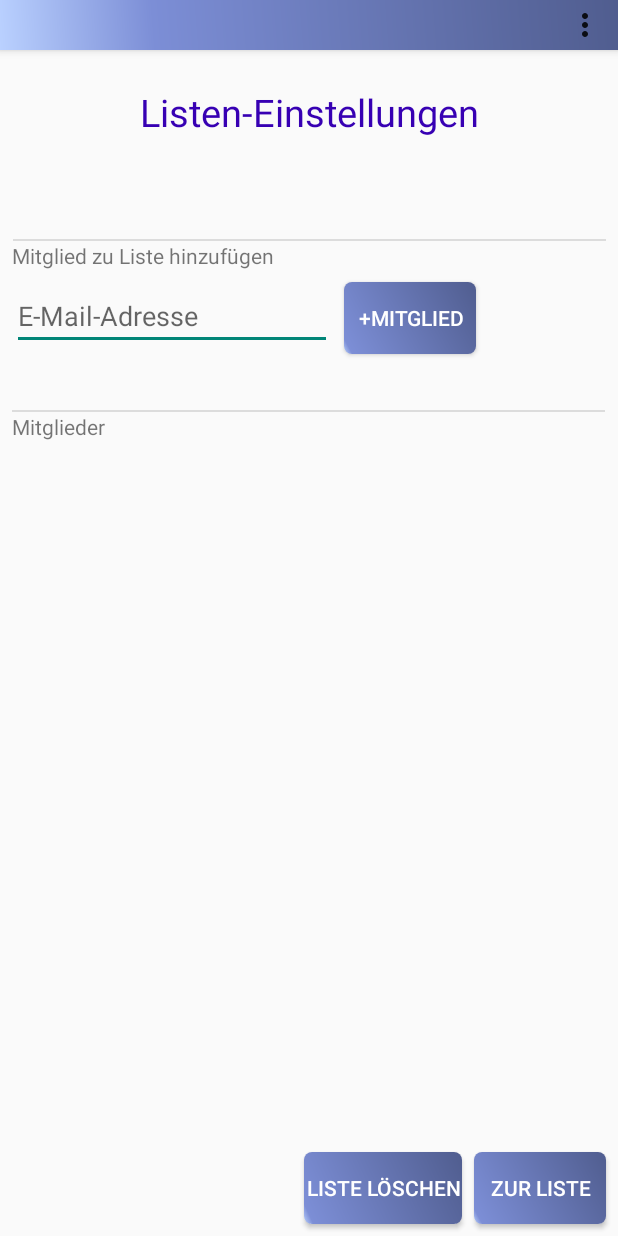
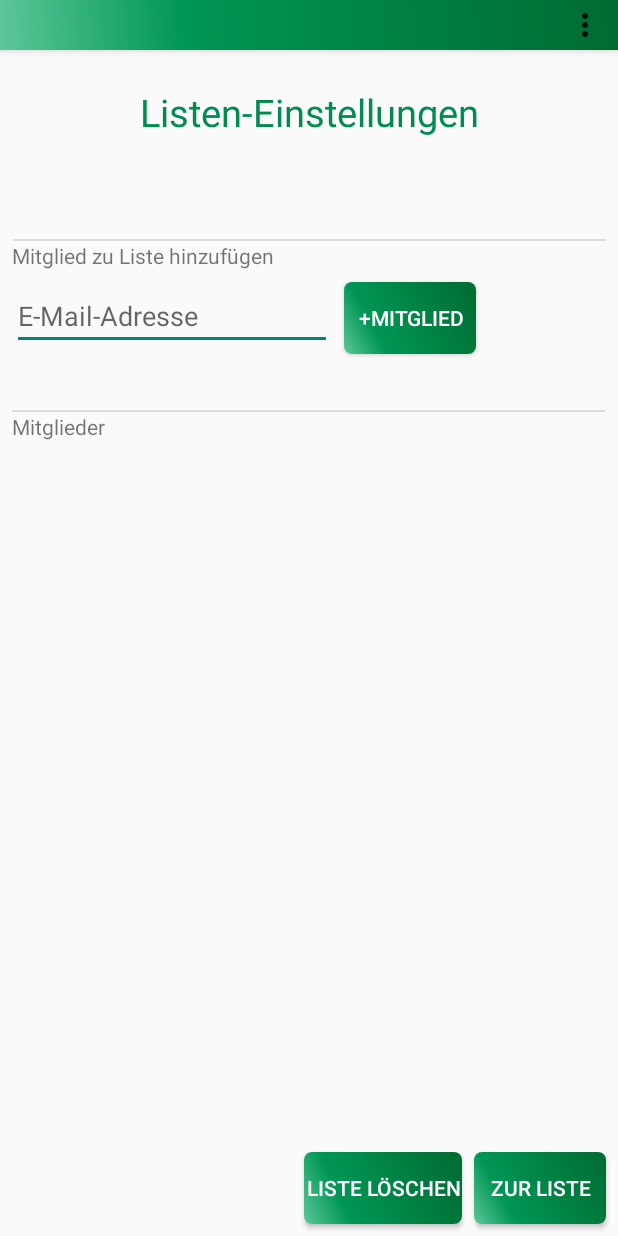
Before and after one commit to franzisgithub/Einkaufsliste-App, an Android app: the GruppenManager screen opened directly, with no data from a screen before it, on a phone screen of 412 x 824 dp. Run offline under Robolectric (Android 15) with nearby library versions, the phone set to English and light mode, and no system bars; our stand-ins replace Firebase (no records; nobody signed in at launch, a user with empty details on screens opened directly); libraries missing offline, so code that uses them is left out: io.grpc.util; 2 statements that could not run were skipped.

Commit message:
farben verbesserung

```diff
--- a/app/src/main/java/com/example/werkws18_21/einkaufsliste/Liste.java
+++ b/app/src/main/java/com/example/werkws18_21/einkaufsliste/Liste.java
@@ -187,7 +187,6 @@ public class Liste extends AppCompatActivity {
                 if (eingabe.getText().toString().isEmpty()) {
                     Toast.makeText(Liste.this, "Geben Sie einen Text ein!", Toast.LENGTH_LONG).show();
                     eingabe.requestFocus();
-                    //progressBar.setVisibility(View.GONE);
                     return;
                 }
 
--- a/app/src/main/java/com/example/werkws18_21/einkaufsliste/MainActivity.java
+++ b/app/src/main/java/com/example/werkws18_21/einkaufsliste/MainActivity.java
@@ -76,7 +76,7 @@ public class MainActivity extends AppCompatActivity {
         }
 
         if (s_Passwort.length() < 6) {
-            Toast.makeText(MainActivity.this, "Passwort muss mmindestens 6 Zeichen umfassen", Toast.LENGTH_LONG).show();
+            Toast.makeText(MainActivity.this, "Passwort muss mindestens 6 Zeichen umfassen", Toast.LENGTH_LONG).show();
             eT_Password.requestFocus();
             return;
         }
--- a/app/src/main/res/drawable/buttonshape.xml
+++ b/app/src/main/res/drawable/buttonshape.xml
@@ -5,10 +5,10 @@
         />
     <gradient
         android:angle="45"
-        android:centerX="5%"
-        android:centerColor="#7C8ED6"
-        android:startColor="#BAD1FF"
-        android:endColor="#505D8F"
+        android:centerX="25%"
+        android:centerColor="#009655"
+        android:startColor="#FF5DC799"
+        android:endColor="#006B31"
         android:type="linear"
         />
     <padding
--- a/app/src/main/res/drawable/toolshape.xml
+++ b/app/src/main/res/drawable/toolshape.xml
@@ -5,10 +5,10 @@
         />
     <gradient
         android:angle="45"
-        android:centerX="25%"
-        android:centerColor="#7C8ED6"
-        android:startColor="#BAD1FF"
-        android:endColor="#505D8F"
+        android:centerX="30%"
+        android:centerColor="#009655"
+        android:startColor="#FF5DC799"
+        android:endColor="#006B31"
         android:type="linear"
         />
     <padding
--- a/app/src/main/res/layout/activity_gruppen_manager.xml
+++ b/app/src/main/res/layout/activity_gruppen_manager.xml
@@ -40,7 +40,7 @@
         android:layout_marginTop="24dp"
         android:layout_marginEnd="8dp"
         android:text="Listen-Einstellungen"
-        android:textColor="@color/design_default_color_primary_dark"
+        android:textColor="@color/colorPrimary"
         android:textSize="25sp"
         app:layout_constraintEnd_toEndOf="parent"
         app:layout_constraintStart_toStartOf="parent"
--- a/app/src/main/res/layout/activity_liste.xml
+++ b/app/src/main/res/layout/activity_liste.xml
@@ -146,7 +146,7 @@
         android:layout_marginTop="8dp"
         android:layout_marginEnd="8dp"
         android:textAlignment="center"
-        android:textColor="@color/design_default_color_primary"
+        android:textColor="@color/colorPrimary"
         android:textSize="24sp"
         android:textStyle="bold"
         app:layout_constraintEnd_toStartOf="@+id/guideline"
--- a/app/src/main/res/layout/activity_main.xml
+++ b/app/src/main/res/layout/activity_main.xml
@@ -12,7 +12,7 @@
         android:layout_height="wrap_content"
         android:layout_marginBottom="8dp"
         android:text="Login"
-        android:textColor="@color/design_default_color_primary_dark"
+        android:textColor="@color/colorPrimary"
         android:textSize="45sp"
         android:textStyle="bold"
         app:layout_constraintBottom_toBottomOf="parent"
--- a/app/src/main/res/values/colors.xml
+++ b/app/src/main/res/values/colors.xml
@@ -1,6 +1,6 @@
 <?xml version="1.0" encoding="utf-8"?>
 <resources>
-    <color name="colorPrimary">#CCB5E9</color>
-    <color name="colorPrimaryDark">#87C0DE</color>
-    <color name="colorAccent">#E4EDFA</color>
+    <color name="colorPrimary">#008C4F</color>
+    <color name="colorPrimaryDark">#5DC799</color>
+    <color name="colorAccent">#D2F4E5</color>
 </resources>
```
